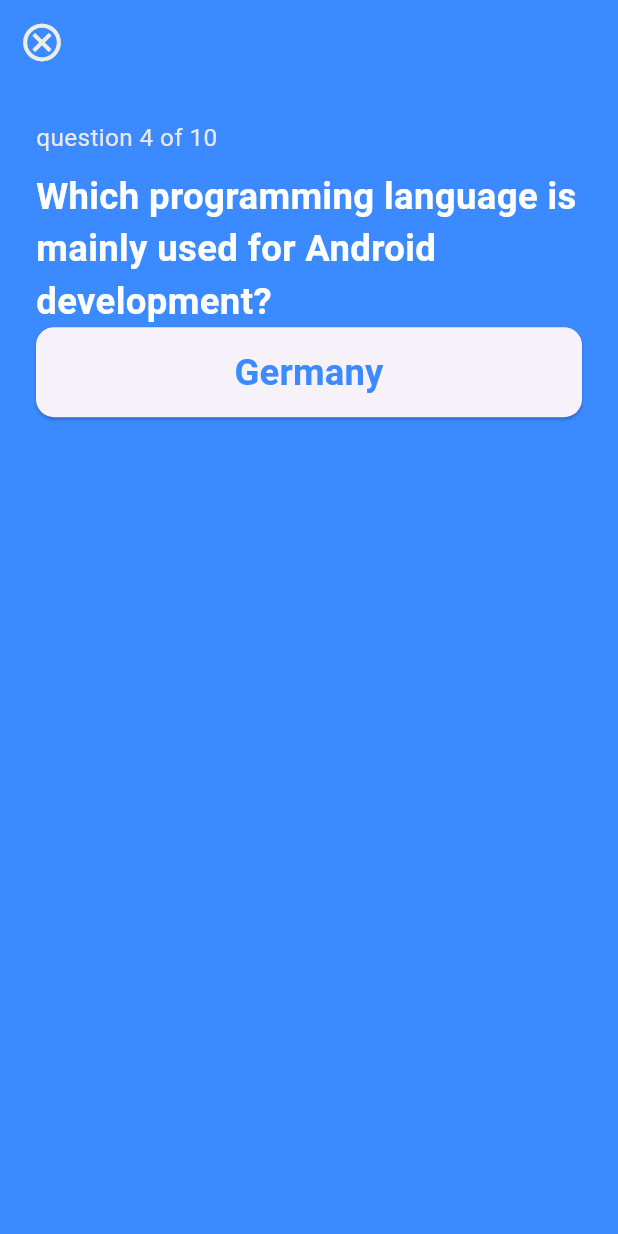
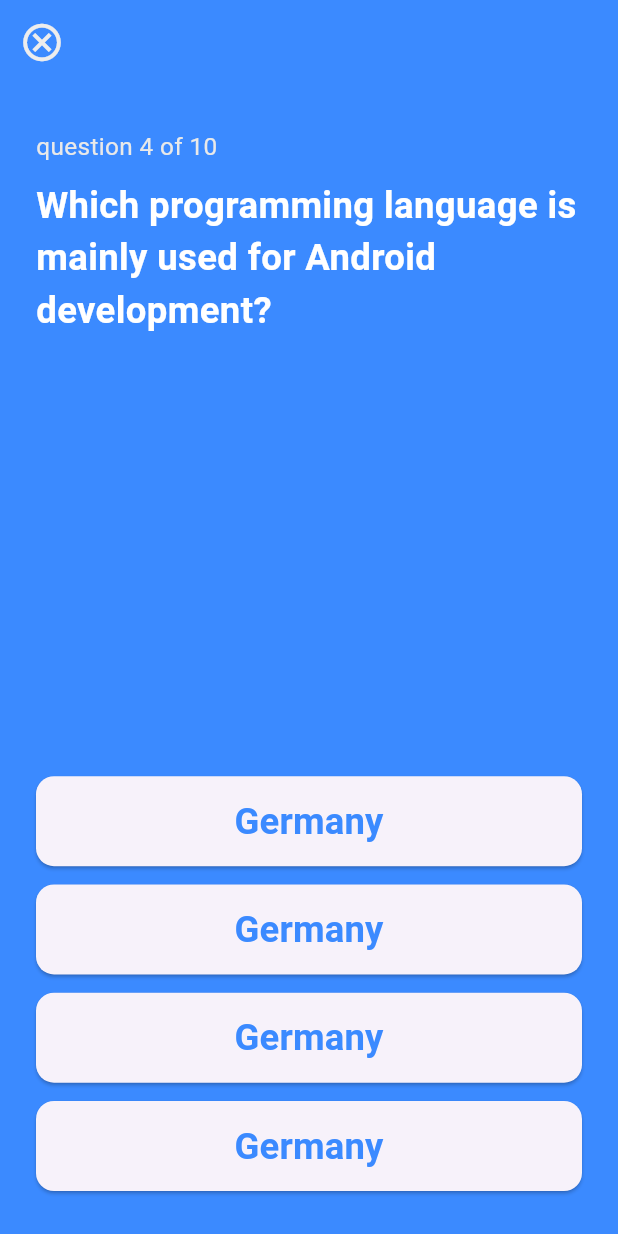
Before and after one commit to tasneem-gamal/Quizly-, a Flutter app: the QuizView screen opened by its route, on a phone screen of 412 x 824 dp. Run offline on Flutter 3.47's test engine with Material 3 defaults, Android fonts, the phone set to English and light mode, and no system bars; our stand-ins replace firebase_core, flutter_screenutil; accounts and stored records are empty.

Commit message:
quiz view done

```diff
--- a/lib/features/home/ui/widgets/quiz_view_body.dart
+++ b/lib/features/home/ui/widgets/quiz_view_body.dart
@@ -9,8 +9,11 @@ class QuizViewBody extends StatelessWidget {
   @override
   Widget build(BuildContext context) {
     return Padding(
-      padding: const EdgeInsets.symmetric(horizontal: 24, vertical: 24),
+      padding: const EdgeInsets.symmetric(horizontal: 24, vertical: 30),
       child: Column(
+        mainAxisAlignment: MainAxisAlignment.spaceBetween,
+        children: [
+          Column(
             crossAxisAlignment: CrossAxisAlignment.start,
             children: [
               Text(
@@ -23,10 +26,17 @@ class QuizViewBody extends StatelessWidget {
                 style: CustomTextStyles.font24WhiteSemiBold(),
                 softWrap: true,
               ),
-          CustomAnswerButton(
+            ],
+          ),
+          ListView.separated(
+              shrinkWrap: true,
+              physics: const NeverScrollableScrollPhysics(),
+              itemBuilder: (context, index) => CustomAnswerButton(
                     text: 'Germany',
-            onPressed: (){},
-          )
+                    onPressed: () {},
+                  ),
+              separatorBuilder: (context, index) => verticalSpace(12),
+              itemCount: 4)
         ],
       ),
     );
```
Lines whose indentation alone changed are shown as unchanged.
